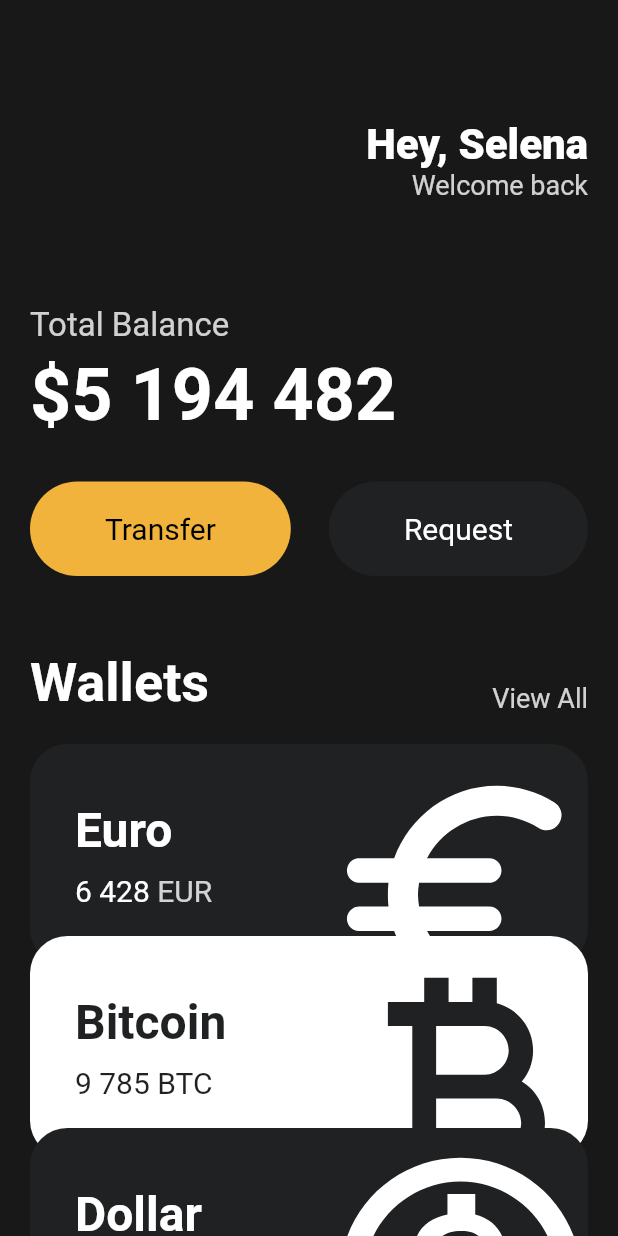
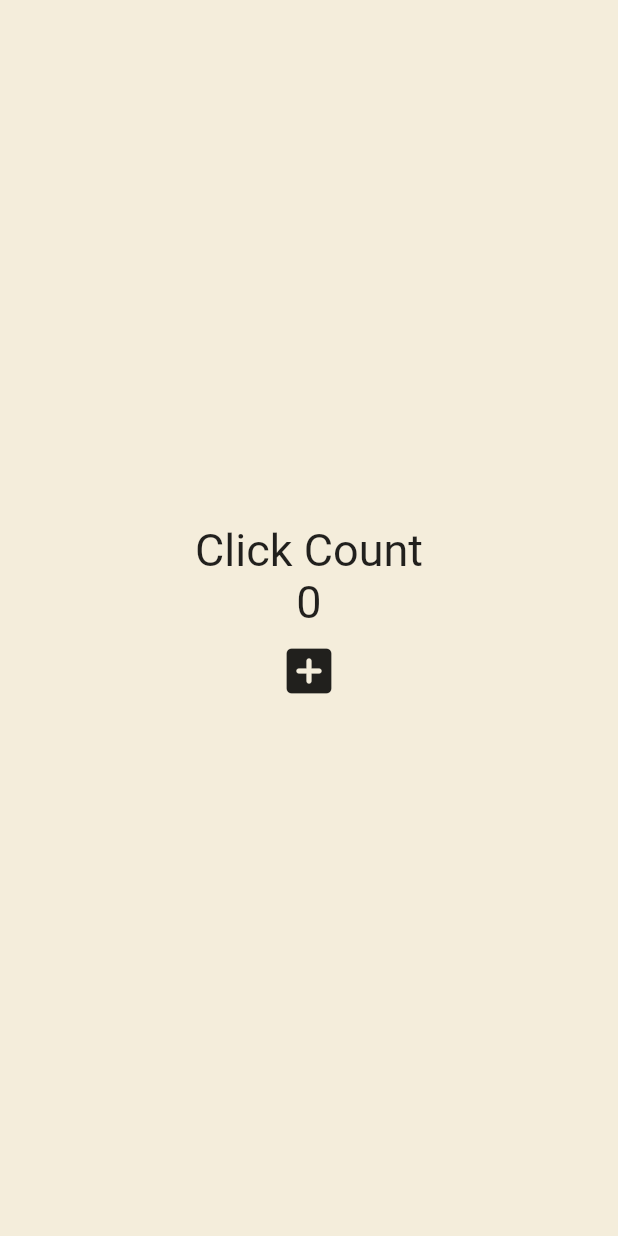
Before and after one commit to PearlKang/Nomadcoders, a Flutter app: the screen it shows after launch, on a phone screen of 412 x 824 dp. Run offline on Flutter 3.47's test engine with Material 2 defaults, Android fonts, the phone set to English and light mode, and no system bars.

Commit message:
2023.02.21

```diff
--- a/Program/Flutter/toonflix/lib/main.dart
+++ b/Program/Flutter/toonflix/lib/main.dart
@@ -1,150 +1,52 @@
 import 'package:flutter/material.dart';
-import 'package:toonflix/widgets/button.dart';
-import 'package:toonflix/widgets/currency_card.dart';
 
 void main() {
   runApp(const App());
 }
 
-// Root Widget
-class App extends StatelessWidget {
+class App extends StatefulWidget {
   const App({super.key});
 
   @override
+  State<App> createState() => _AppState();
+}
+
+class _AppState extends State<App> {
+  int counter = 0;
+
+  void onClicked() {
+    counter = counter + 1;
+  }
+
+  @override
   Widget build(BuildContext context) {
-    // Material = Google / Cupertino = ios // 테마 선택이라고 생각하면 됨.
     return MaterialApp(
       home: Scaffold(
-        backgroundColor: const Color(0xFF181818),
-        body: SingleChildScrollView(
-          child: Padding(
-            padding: const EdgeInsets.symmetric(
-              horizontal: 20,
-            ),
+        backgroundColor: const Color(0xFFF4EDDB),
+        body: Center(
           child: Column(
-              crossAxisAlignment: CrossAxisAlignment.start,
-              children: [
-                const SizedBox(
-                  height: 80,
-                ),
-                Row(
-                  mainAxisAlignment: MainAxisAlignment.end,
-                  children: [
-                    Column(
-                      crossAxisAlignment: CrossAxisAlignment.end,
+            mainAxisAlignment: MainAxisAlignment.center,
             children: [
               const Text(
-                          "Hey, Selena",
+                "Click Count",
                 style: TextStyle(
-                            color: Colors.white,
-                            fontSize: 28,
-                            fontWeight: FontWeight.w800,
+                  fontSize: 30,
                 ),
               ),
               Text(
-                          "Welcome back",
-                          style: TextStyle(
-                            color: Colors.white.withOpacity(0.8),
-                            // color: Color.fromRGBO(255, 255, 255, 0.8),
-                            fontSize: 18,
+                "$counter",
+                style: const TextStyle(
+                  fontSize: 30,
+                ),
+              ),
+              IconButton(
+                iconSize: 40,
+                onPressed: onClicked,
+                icon: const Icon(
+                  Icons.add_box_rounded,
                 ),
               ),
             ],
-                    )
-                  ],
-                ),
-                const SizedBox(
-                  height: 70,
-                ),
-                Text(
-                  "Total Balance",
-                  style: TextStyle(
-                    fontSize: 22,
-                    color: Colors.white.withOpacity(0.8),
-                  ),
-                ),
-                const SizedBox(
-                  height: 5,
-                ),
-                const Text(
-                  "\$5 194 482",
-                  style: TextStyle(
-                    fontSize: 48,
-                    fontWeight: FontWeight.w600,
-                    color: Colors.white,
-                  ),
-                ),
-                const SizedBox(
-                  height: 30,
-                ),
-                Row(
-                  mainAxisAlignment: MainAxisAlignment.spaceBetween,
-                  children: const [
-                    Button(
-                      text: "Transfer",
-                      bgColor: Color(0xFFF1B33B),
-                      textColor: Colors.black,
-                    ),
-                    Button(
-                      text: "Request",
-                      bgColor: Color(0xFF1F2123),
-                      textColor: Colors.white,
-                    ),
-                  ],
-                ),
-                const SizedBox(
-                  height: 50,
-                ),
-                Row(
-                  crossAxisAlignment: CrossAxisAlignment.end,
-                  mainAxisAlignment: MainAxisAlignment.spaceBetween,
-                  children: [
-                    const Text(
-                      "Wallets",
-                      style: TextStyle(
-                        color: Colors.white,
-                        fontSize: 36,
-                        fontWeight: FontWeight.w600,
-                      ),
-                    ),
-                    Text(
-                      "View All",
-                      style: TextStyle(
-                        color: Colors.white.withOpacity(0.8),
-                        fontSize: 18,
-                      ),
-                    ),
-                  ],
-                ),
-                const SizedBox(
-                  height: 20,
-                ),
-                const CurrencyCard(
-                  name: "Euro",
-                  code: "EUR",
-                  amount: "6 428",
-                  icon: Icons.euro_rounded,
-                  isInverted: false,
-                  order: 0,
-                ),
-                const CurrencyCard(
-                  name: "Bitcoin",
-                  code: "BTC",
-                  amount: "9 785",
-                  icon: Icons.currency_bitcoin,
-                  isInverted: true,
-                  order: 1,
-                ),
-                const CurrencyCard(
-                  name: "Dollar",
-                  code: "USD",
-                  amount: "428",
-                  icon: Icons.monetization_on_outlined,
-                  isInverted: false,
-                  order: 2,
-                ),
-              ],
-            ),
           ),
         ),
       ),
--- a/Program/Flutter/toonflix/lib/widgets/button.dart
+++ /dev/null
@@ -1,37 +0,0 @@
-import 'package:flutter/material.dart';
-
-class Button extends StatelessWidget {
-  final String text;
-  final Color bgColor;
-  final Color textColor;
-
-  const Button({
-    super.key,
-    required this.text,
-    required this.bgColor,
-    required this.textColor,
-  });
-
-  @override
-  Widget build(BuildContext context) {
-    return Container(
-      decoration: BoxDecoration(
-        color: bgColor,
-        borderRadius: BorderRadius.circular(45),
-      ),
-      child: Padding(
-        padding: const EdgeInsets.symmetric(
-          vertical: 20,
-          horizontal: 50,
-        ),
-        child: Text(
-          text,
-          style: TextStyle(
-            color: textColor,
-            fontSize: 20,
-          ),
-        ),
-      ),
-    );
-  }
-}
--- a/Program/Flutter/toonflix/lib/widgets/currency_card.dart
+++ /dev/null
@@ -1,98 +0,0 @@
-import 'package:flutter/material.dart';
-
-class CurrencyCard extends StatelessWidget {
-  final String name, code, amount;
-  final IconData icon;
-  final bool isInverted;
-  final double order;
-
-  final _blackColor = const Color(0xFF1F2123);
-
-  const CurrencyCard({
-    super.key,
-    required this.name,
-    required this.code,
-    required this.amount,
-    required this.icon,
-    required this.isInverted,
-    required this.order,
-  });
-
-  @override
-  Widget build(BuildContext context) {
-    return Transform.translate(
-      offset: Offset(
-        0,
-        -20 * order,
-      ),
-      child: Container(
-        clipBehavior: Clip.hardEdge,
-        decoration: BoxDecoration(
-          color: isInverted ? Colors.white : _blackColor,
-          borderRadius: BorderRadius.circular(25),
-        ),
-        child: Padding(
-          padding: const EdgeInsets.all(30),
-          child: Row(
-            mainAxisAlignment: MainAxisAlignment.spaceBetween,
-            children: [
-              Column(
-                crossAxisAlignment: CrossAxisAlignment.start,
-                children: [
-                  Text(
-                    name,
-                    style: TextStyle(
-                      color: isInverted ? _blackColor : Colors.white,
-                      fontSize: 32,
-                      fontWeight: FontWeight.w600,
-                    ),
-                  ),
-                  const SizedBox(
-                    height: 10,
-                  ),
-                  Row(
-                    children: [
-                      Text(
-                        amount,
-                        style: TextStyle(
-                          color: isInverted ? _blackColor : Colors.white,
-                          fontSize: 20,
-                        ),
-                      ),
-                      const SizedBox(
-                        width: 5,
-                      ),
-                      Text(
-                        code,
-                        style: TextStyle(
-                          color: isInverted
-                              ? _blackColor
-                              : Colors.white.withOpacity(0.8),
-                          fontSize: 20,
-                        ),
-                      ),
-                    ],
-                  ),
-                ],
-              ),
-              Transform.scale(
-                scale: 2.2,
-                child: Transform.translate(
-                  offset: const Offset(
-                    -5,
-                    12,
-                  ),
-                  child: Icon(
-                    icon,
-                    color: isInverted ? _blackColor : Colors.white,
-                    size: 88,
-                  ),
-                ),
-              ),
-            ],
-          ),
-        ),
-      ),
-    );
-  }
-}
```
Also changed, not shown: 1 other file. Lines whose indentation alone changed are shown as unchanged.
